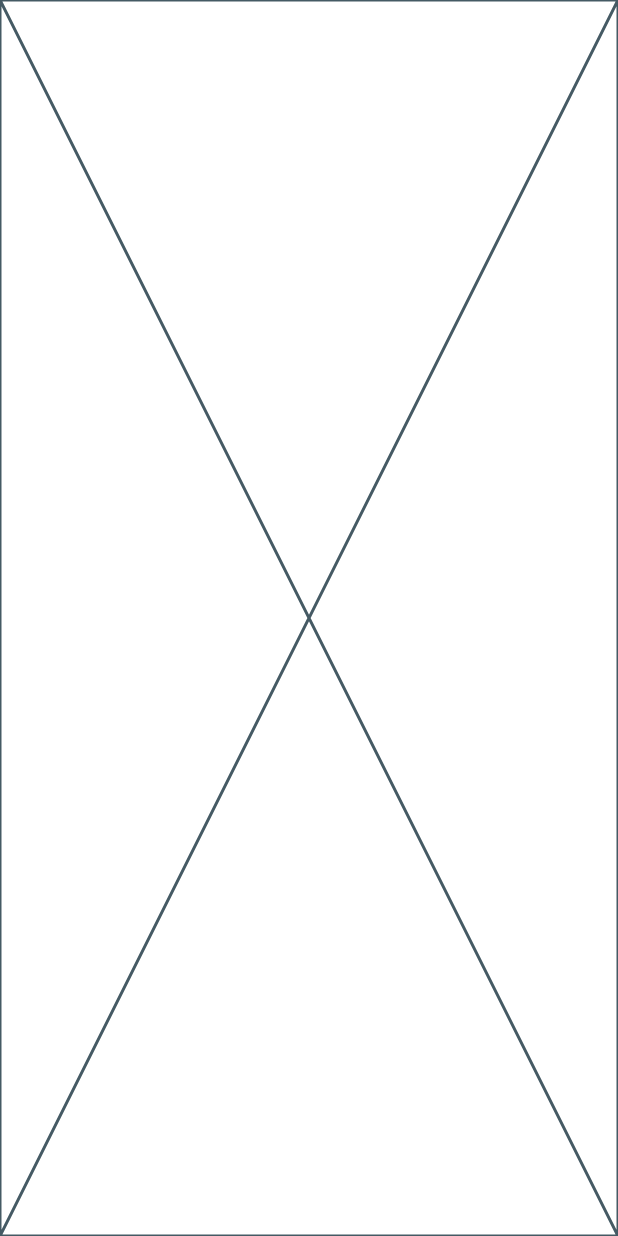
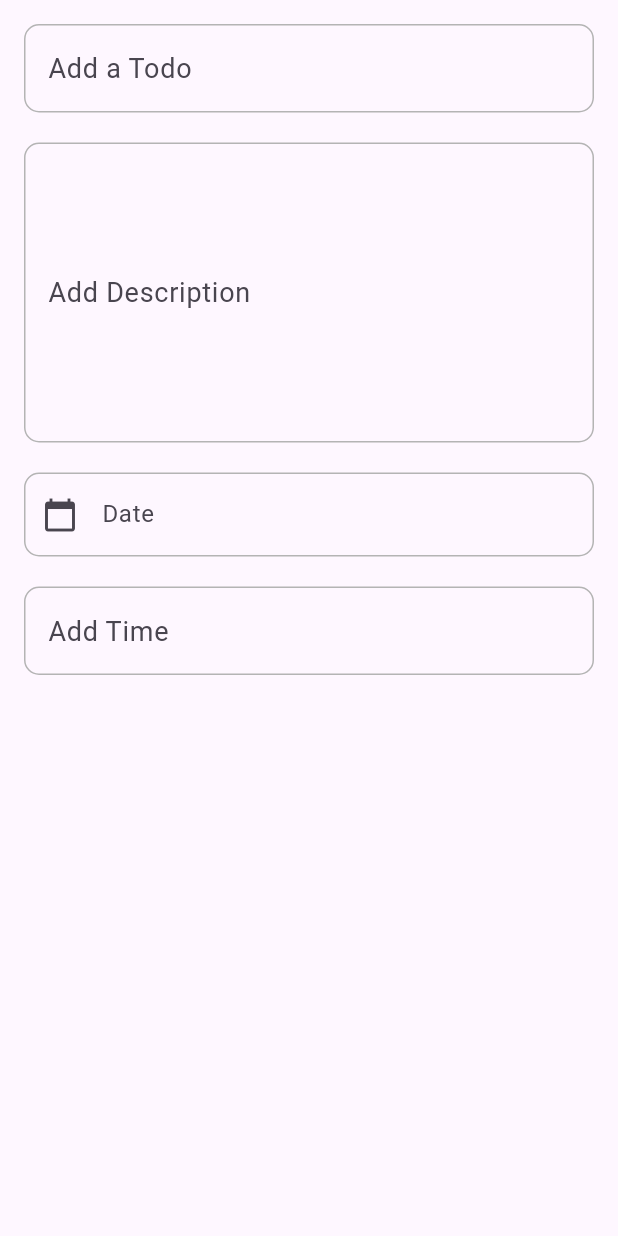
Before and after one commit to CSI-Trainee-2024/Task_4_Sparsh_2311143, a Flutter app: the screen it shows after launch, on a phone screen of 412 x 824 dp. Run offline on Flutter 3.47's test engine with Material 3 defaults, Android fonts, the phone set to English and light mode, and no system bars.

Commit message:
Add todo page started

```diff
--- a/lib/pages/add_todo.dart
+++ b/lib/pages/add_todo.dart
@@ -1,15 +1,123 @@
+// ignore_for_file: prefer_const_constructors, prefer_const_literals_to_create_immutables, unused_element
+
 import 'package:flutter/material.dart';
+import 'package:todo_app/constants/colors.dart';
+import 'package:todo_app/constants/size.dart';
 
 class AddTodo extends StatefulWidget {
   const AddTodo({super.key});
 
   @override
-  State<AddTodo> createState() => _AddTodoState();
+  State<AddTodo> createState() => _HomepageState();
 }
+TextEditingController _dateController = TextEditingController();
 
-class _AddTodoState extends State<AddTodo> {
+class _HomepageState extends State<AddTodo> {
   @override
   Widget build(BuildContext context) {
-    return const Placeholder();
+    return SafeArea(
+        child: Scaffold(
+      body: SingleChildScrollView(
+        child: Padding(
+          padding: EdgeInsets.symmetric(horizontal: 16, vertical: 16),
+          child: Column(
+              crossAxisAlignment: CrossAxisAlignment.start,
+              children: <Widget>[
+                TextFormField(
+                  style: TextStyle(fontSize: 18, color: Colors.black),
+                  decoration: InputDecoration(
+                    enabledBorder: OutlineInputBorder(
+                      borderRadius: BorderRadius.circular(10.0),
+                      borderSide: BorderSide(color: greyColor),
+                    ),
+                    focusedBorder: OutlineInputBorder(
+                      borderSide: BorderSide(color: darkBlueColor),
+                      borderRadius: BorderRadius.circular(10.0),
+                    ),
+                    hintText: 'Add a Todo',
+                  ),
+                ),
+                SizedBox(
+                  height: 20,
+                ),
+                SizedBox(
+                  height: 200, //     <-- TextField expands to this height.
+                  child: TextFormField(
+                    maxLines: null, // Set this
+                    expands: true, // and this
+                    keyboardType: TextInputType.multiline,
+                    style: TextStyle(fontSize: 18, color: Colors.black),
+                    decoration: InputDecoration(
+                      enabledBorder: OutlineInputBorder(
+                        borderRadius: BorderRadius.circular(10.0),
+                        borderSide: BorderSide(color: greyColor),
+                      ),
+                      focusedBorder: OutlineInputBorder(
+                        borderSide: BorderSide(color: darkBlueColor),
+                        borderRadius: BorderRadius.circular(10.0),
+                      ),
+                      hintText: 'Add Description',
+                    ),
+                  ),
+                ),
+                SizedBox(
+                  height: 20,
+                ),
+                TextFormField(
+                  controller: _dateController,
+                  decoration: InputDecoration(
+                    prefixIcon: Icon(Icons.calendar_today),
+                    enabledBorder: OutlineInputBorder(
+                        borderRadius: BorderRadius.circular(10.0),
+                        borderSide: BorderSide(color: greyColor),
+                      ),
+                      focusedBorder: OutlineInputBorder(
+                        borderSide: BorderSide(color: darkBlueColor),
+                        borderRadius: BorderRadius.circular(10.0),
+                      ),
+                       hintText: 'Date',
+                  ),
+                  readOnly: true,
+                  onTap: (){
+                    _selectDate();
+                  },
+                ),
+
+                SizedBox(
+                  height: 20,
+                ),
+                TextFormField(
+                  style: TextStyle(fontSize: 18, color: Colors.black),
+                  decoration: InputDecoration(
+                    enabledBorder: OutlineInputBorder(
+                      borderRadius: BorderRadius.circular(10.0),
+                      borderSide: BorderSide(color: greyColor),
+                    ),
+                    focusedBorder: OutlineInputBorder(
+                      borderSide: BorderSide(color: darkBlueColor),
+                      borderRadius: BorderRadius.circular(10.0),
+                    ),
+                    hintText: 'Add Time',
+                  ),
+                ),
+
+
+              ]),
+        ),
+      ),
+    ));
+  }
+  Future<void> _selectDate() async{
+    DateTime? _picked = await showDatePicker(
+      context: context,
+      initialDate: DateTime.now(),
+      firstDate: DateTime(2000) ,
+      lastDate: DateTime(2100));
+
+    if(_picked != null){
+      setState(() {
+        _dateController.text = _picked.toString().split(" ")[0];
+      });
+    }
   }
 }
```
